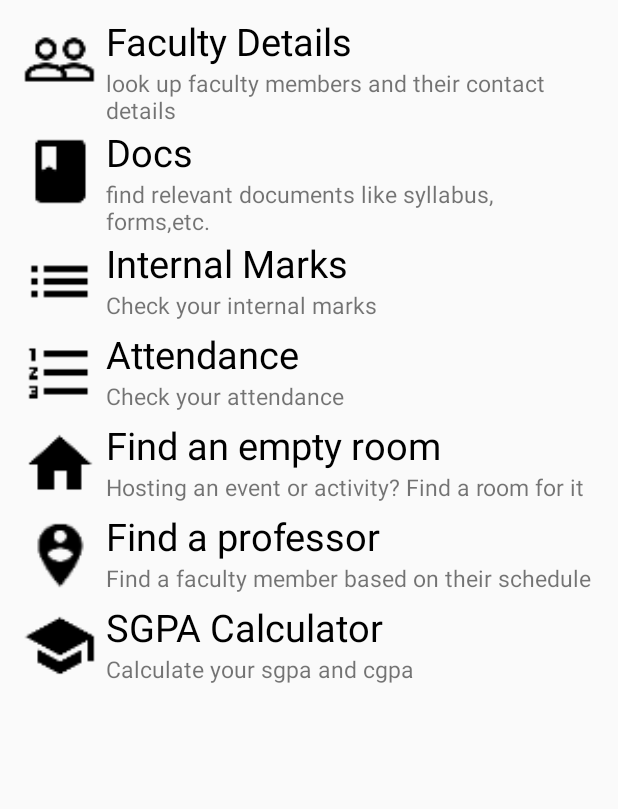
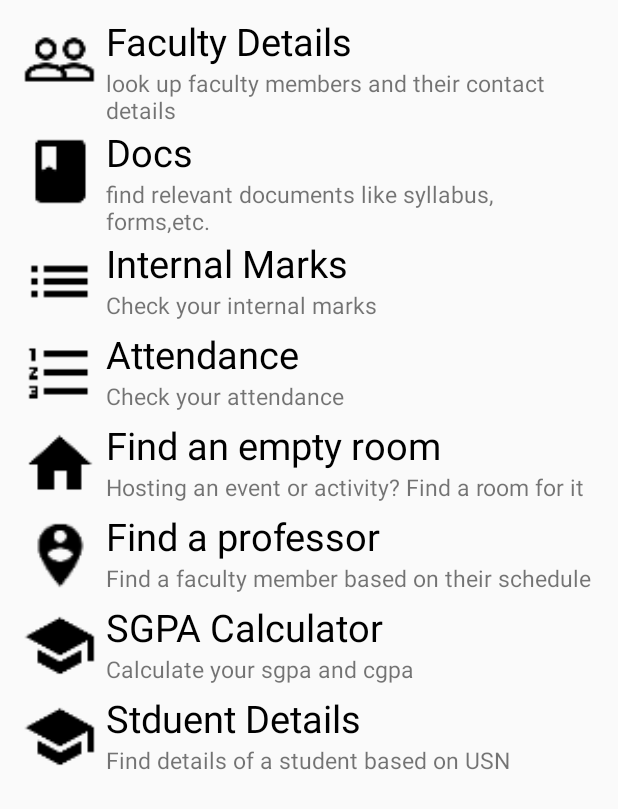
Before and after one commit to KirikCoders/BITCSE, an Android app: the layout fragment_tools.xml on its own in the app's theme, with its tools: preview values and no code run, on a phone screen of 412 x 824 dp. Shown: the top 809 px of the screen. Run offline under Robolectric (Android 15) with nearby library versions, the light colour scheme and no system bars; network calls fail.

Commit message:
Added Student details for professors

```diff
--- a/app/src/main/AndroidManifest.xml
+++ b/app/src/main/AndroidManifest.xml
@@ -5,6 +5,7 @@
     <uses-permission android:name="android.permission.INTERNET" />
     <uses-permission android:name="android.permission.READ_EXTERNAL_STORAGE" />
     <uses-permission android:name="android.permission.WRITE_EXTERNAL_STORAGE" />
+    <uses-permission android:name="android.permission.CALL_PHONE"></uses-permission>
 
     <application
         android:allowBackup="true"
@@ -14,7 +15,10 @@
         android:supportsRtl="true"
         android:theme="@style/AppTheme"
         android:usesCleartextTraffic="true">
-        <activity android:name=".tools.FindRoomActivity"></activity>
+        <activity android:name=".tools.StudentDetails.StudentInfo"
+            android:label="Student Info"
+            android:parentActivityName=".MainActivity"></activity>
+        <activity android:name=".tools.FindRooms.FindRoom" />
         <activity
             android:name=".tools.FindProfessor.SearchFaculty"
             android:label="Find A Professor"
--- a/app/src/main/res/layout/fragment_tools.xml
+++ b/app/src/main/res/layout/fragment_tools.xml
@@ -1,62 +1,73 @@
 <?xml version="1.0" encoding="utf-8"?>
 
 <ScrollView
-    xmlns:android="http://schemas.android.com/apk/res/android" android:layout_width="match_parent"
+    xmlns:android="http://schemas.android.com/apk/res/android"
+    xmlns:app="http://schemas.android.com/apk/res-auto"
+    xmlns:tools="http://schemas.android.com/tools"
+    android:layout_width="match_parent"
     android:layout_height="match_parent">
+
     <LinearLayout
         android:layout_width="match_parent"
         android:layout_height="match_parent"
         android:orientation="vertical"
         android:padding="10dp">
+
         <RelativeLayout
             android:layout_width="match_parent"
             android:layout_height="wrap_content"
+            android:background="?attr/selectableItemBackground"
             android:clickable="true"
             android:focusable="true"
-            android:background="?attr/selectableItemBackground"
             android:onClick="facultyDetailsClick">
+
             <ImageView
+                android:id="@+id/faculty_icon"
                 android:layout_width="50dp"
                 android:layout_height="50dp"
-                android:src="@drawable/ic_people_outline_black_24dp"
-                android:id="@+id/faculty_icon"
-                android:layout_margin="5dp"/>
+                android:layout_margin="5dp"
+                android:src="@drawable/ic_people_outline_black_24dp" />
+
             <TextView
                 android:id="@+id/facultyDetails"
                 android:layout_width="match_parent"
                 android:layout_height="wrap_content"
                 android:layout_toRightOf="@+id/faculty_icon"
+                android:text="@string/faculty"
                 android:textColor="#000"
-                android:text="@string/faculty"
                 android:textSize="25sp" />
+
             <TextView
                 android:layout_width="wrap_content"
                 android:layout_height="wrap_content"
+                android:layout_below="@+id/facultyDetails"
                 android:layout_toRightOf="@+id/faculty_icon"
-                android:layout_below="@+id/facultyDetails"
                 android:text="@string/faculty_details"
-                android:textSize="15sp"/>
+                android:textSize="15sp" />
         </RelativeLayout>
+
         <RelativeLayout
             android:layout_width="match_parent"
             android:layout_height="wrap_content"
+            android:background="?attr/selectableItemBackground"
             android:clickable="true"
             android:focusable="true"
-            android:background="?attr/selectableItemBackground"
             android:onClick="temp">
+
             <ImageView
+                android:id="@+id/docs_icon"
                 android:layout_width="50dp"
                 android:layout_height="50dp"
-                android:src="@drawable/ic_class_black_24dp"
-                android:id="@+id/docs_icon"
-                android:layout_margin="5dp"/>
+                android:layout_margin="5dp"
+                android:src="@drawable/ic_class_black_24dp" />
+
             <TextView
                 android:id="@+id/docs"
                 android:layout_width="match_parent"
                 android:layout_height="wrap_content"
                 android:layout_toRightOf="@+id/docs_icon"
+                android:text="@string/docs"
                 android:textColor="#000"
-                android:text="@string/docs"
                 android:textSize="25sp" />
 
             <TextView
@@ -67,26 +78,30 @@
                 android:text="find relevant documents like syllabus, forms,etc."
                 android:textSize="15sp" />
         </RelativeLayout>
+
         <RelativeLayout
+            android:id="@+id/relative_internal"
             android:layout_width="match_parent"
             android:layout_height="wrap_content"
+            android:background="?attr/selectableItemBackground"
             android:clickable="true"
             android:focusable="true"
-            android:background="?attr/selectableItemBackground"
             android:onClick="clickMarks">
+
             <ImageView
+                android:id="@+id/internals_icon"
                 android:layout_width="50dp"
                 android:layout_height="50dp"
-                android:src="@drawable/ic_list_black_24dp"
-                android:id="@+id/internals_icon"
-                android:layout_margin="5dp"/>
+                android:layout_margin="5dp"
+                android:src="@drawable/ic_list_black_24dp" />
+
             <TextView
                 android:id="@+id/internals"
                 android:layout_width="match_parent"
                 android:layout_height="wrap_content"
                 android:layout_toRightOf="@+id/internals_icon"
+                android:text="@string/internal_marks"
                 android:textColor="#000"
-                android:text="@string/internal_marks"
                 android:textSize="25sp" />
 
             <TextView
@@ -97,26 +112,30 @@
                 android:text="Check your internal marks"
                 android:textSize="15sp" />
         </RelativeLayout>
+
         <RelativeLayout
+            android:id="@+id/relative_attendance"
             android:layout_width="match_parent"
             android:layout_height="wrap_content"
+            android:background="?attr/selectableItemBackground"
             android:clickable="true"
             android:focusable="true"
-            android:background="?attr/selectableItemBackground"
             android:onClick="clickAttendance">
+
             <ImageView
+                android:id="@+id/attendance_icon"
                 android:layout_width="50dp"
                 android:layout_height="50dp"
-                android:src="@drawable/ic_format_list_numbered_black_24dp"
-                android:id="@+id/attendance_icon"
-                android:layout_margin="5dp"/>
+                android:layout_margin="5dp"
+                android:src="@drawable/ic_format_list_numbered_black_24dp" />
+
             <TextView
                 android:id="@+id/attendance"
                 android:layout_width="match_parent"
                 android:layout_height="wrap_content"
                 android:layout_toRightOf="@+id/attendance_icon"
+                android:text="@string/attendance"
                 android:textColor="#000"
-                android:text="@string/attendance"
                 android:textSize="25sp" />
 
             <TextView
@@ -127,26 +146,31 @@
                 android:text="Check your attendance"
                 android:textSize="15sp" />
         </RelativeLayout>
+
         <RelativeLayout
             android:layout_width="match_parent"
             android:layout_height="wrap_content"
+            android:background="?attr/selectableItemBackground"
             android:clickable="true"
+            android:focusable="true">
+
             android:focusable="true"
             android:onClick="findRoom"
             android:background="?attr/selectableItemBackground">
             <ImageView
+                android:id="@+id/emptyRoom_icon"
                 android:layout_width="50dp"
                 android:layout_height="50dp"
-                android:src="@drawable/ic_home_black_24dp"
-                android:id="@+id/emptyRoom_icon"
-                android:layout_margin="5dp"/>
+                android:layout_margin="5dp"
+                android:src="@drawable/ic_home_black_24dp" />
+
             <TextView
                 android:id="@+id/emptyRoom"
                 android:layout_width="match_parent"
                 android:layout_height="wrap_content"
                 android:layout_toRightOf="@+id/emptyRoom_icon"
+                android:text="@string/find_an_empty_room"
                 android:textColor="#000"
-                android:text="@string/find_an_empty_room"
                 android:textSize="25sp" />
 
             <TextView
@@ -190,26 +214,30 @@
                 android:text="Find a faculty member based on their schedule"
                 android:textSize="15sp" />
         </RelativeLayout>
+
         <RelativeLayout
+            android:id="@+id/relative_sgpa"
             android:layout_width="match_parent"
             android:layout_height="wrap_content"
+            android:background="?attr/selectableItemBackground"
             android:clickable="true"
             android:focusable="true"
-            android:onClick="clickSgpa"
-            android:background="?attr/selectableItemBackground">
+            android:onClick="clickSgpa">
+
             <ImageView
+                android:id="@+id/sgpaCalculator_icon"
                 android:layout_width="50dp"
                 android:layout_height="50dp"
-                android:src="@drawable/ic_school_black_24dp"
-                android:id="@+id/sgpaCalculator_icon"
-                android:layout_margin="5dp"/>
+                android:layout_margin="5dp"
+                android:src="@drawable/ic_school_black_24dp" />
+
             <TextView
                 android:id="@+id/sgpaCalculator"
                 android:layout_width="match_parent"
                 android:layout_height="wrap_content"
                 android:layout_toRightOf="@+id/sgpaCalculator_icon"
+                android:text="@string/sgpa_calculator"
                 android:textColor="#000"
-                android:text="@string/sgpa_calculator"
                 android:textSize="25sp" />
 
             <TextView
@@ -220,6 +248,40 @@
                 android:text="Calculate your sgpa and cgpa"
                 android:textSize="15sp" />
         </RelativeLayout>
+
+        <RelativeLayout
+            android:id="@+id/studentinfo_rl"
+            android:layout_width="match_parent"
+            android:layout_height="wrap_content"
+            android:background="?attr/selectableItemBackground"
+            android:clickable="true"
+            android:focusable="true"
+            android:onClick="clickStudentinfo">
+
+            <ImageView
+                android:id="@+id/studentinfo_icon"
+                android:layout_width="50dp"
+                android:layout_height="50dp"
+                android:layout_margin="5dp"
+                android:src="@drawable/ic_school_black_24dp" />
+
+            <TextView
+                android:id="@+id/studentinfo"
+                android:layout_width="match_parent"
+                android:layout_height="wrap_content"
+                android:layout_toRightOf="@+id/studentinfo_icon"
+                android:text="Stduent Details"
+                android:textColor="#000"
+                android:textSize="25sp" />
+
+            <TextView
+                android:layout_width="wrap_content"
+                android:layout_height="wrap_content"
+                android:layout_below="@+id/studentinfo"
+                android:layout_toRightOf="@+id/studentinfo_icon"
+                android:text="Find details of a student based on USN"
+                android:textSize="15sp" />
+        </RelativeLayout>
         <!--<View
             android:layout_width="match_parent"
             android:layout_height="2dp"
```
Also changed, not shown: app/src/main/java/io/kirikcoders/bitcse/MainActivity.java (+8 -1 lines), app/src/main/java/io/kirikcoders/bitcse/ToolsFragment.java (+23 -0 lines), app/src/main/java/io/kirikcoders/bitcse/tools/StudentDetails/StudentDialog.java (added, +70 -0 lines), app/src/main/java/io/kirikcoders/bitcse/tools/StudentDetails/StudentInfo.java (added, +62 -0 lines), app/src/main/res/layout/activity_search_faculty.xml (+5 -5 lines), app/src/main/res/layout/activity_student_info.xml (added, +39 -0 lines), gradle/wrapper/gradle-wrapper.properties.
